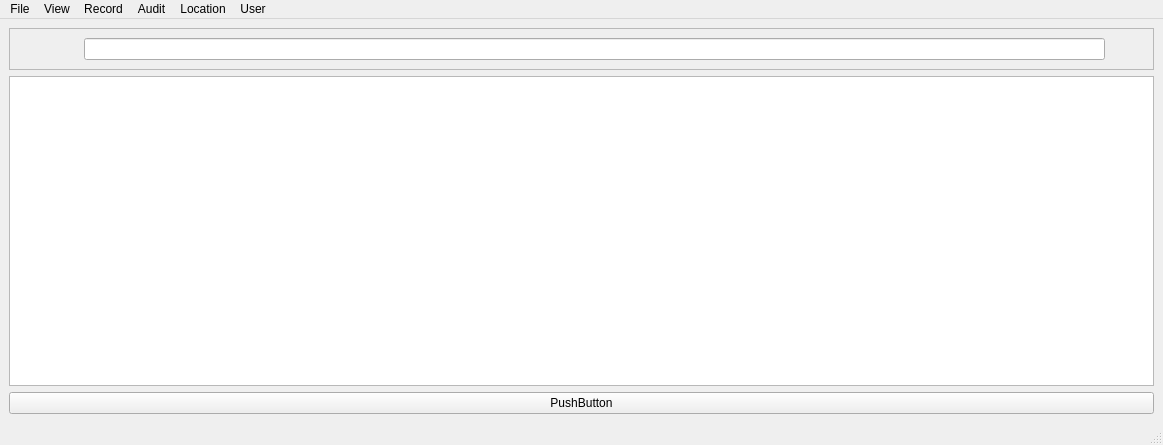
The window that elitebridge_ui_file/userwindow.ui (SaiSawant1/EliteBridgeAdmin) describes before a commit, drawn with Qt 5.
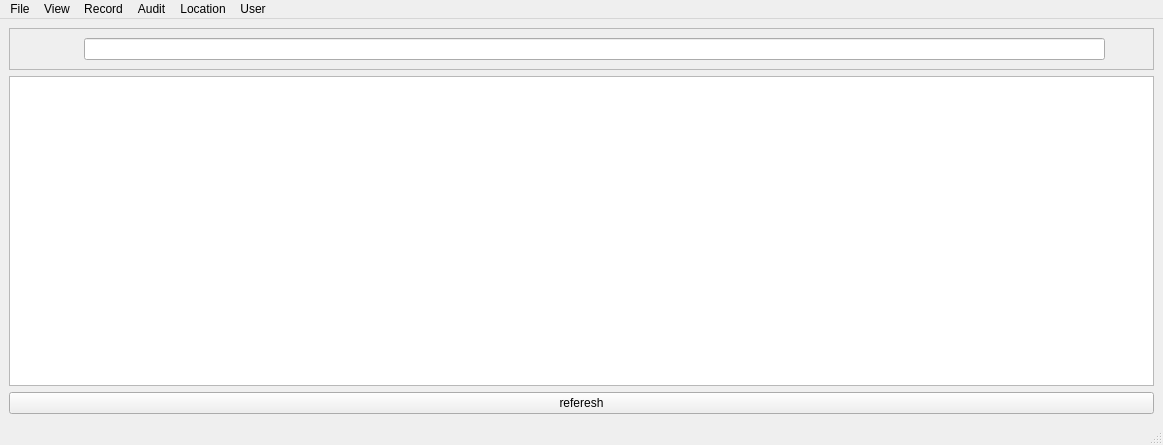
The same window after the commit. Icons and pictures are not drawn.

What changed in the file:
```diff
--- a/elitebridge_ui_file/userwindow.ui
+++ b/elitebridge_ui_file/userwindow.ui
@@ -123,7 +123,7 @@
     <item>
      <widget class="QPushButton" name="pushButton">
       <property name="text">
-       <string>PushButton</string>
+       <string>referesh</string>
       </property>
      </widget>
     </item>
```
